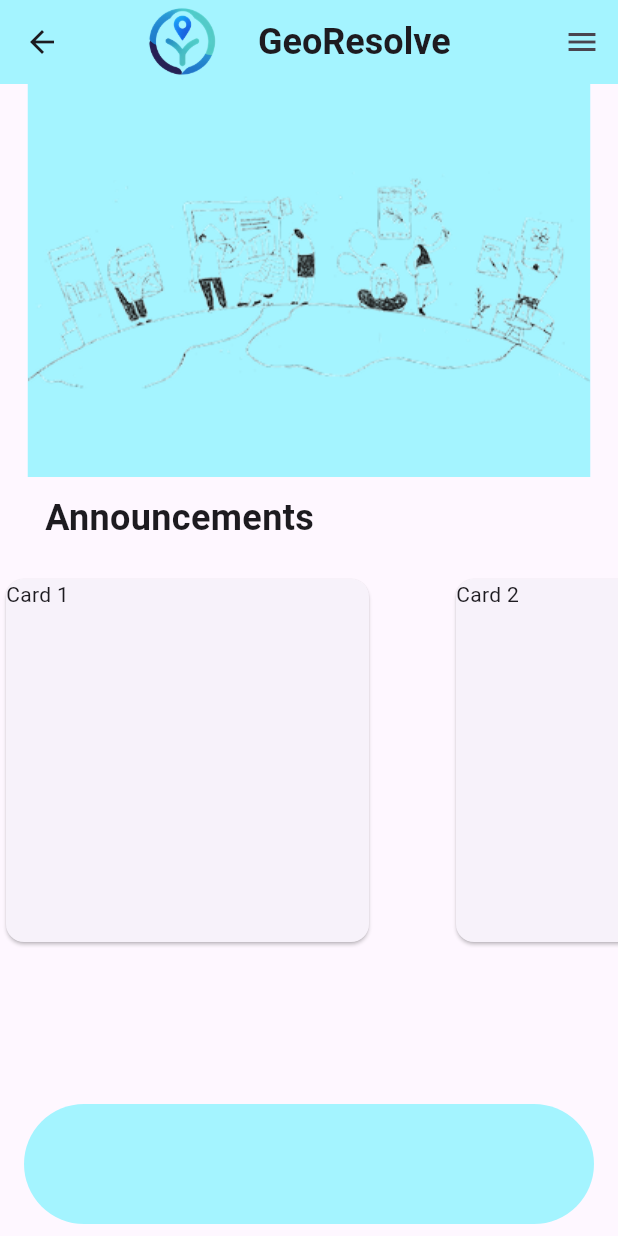
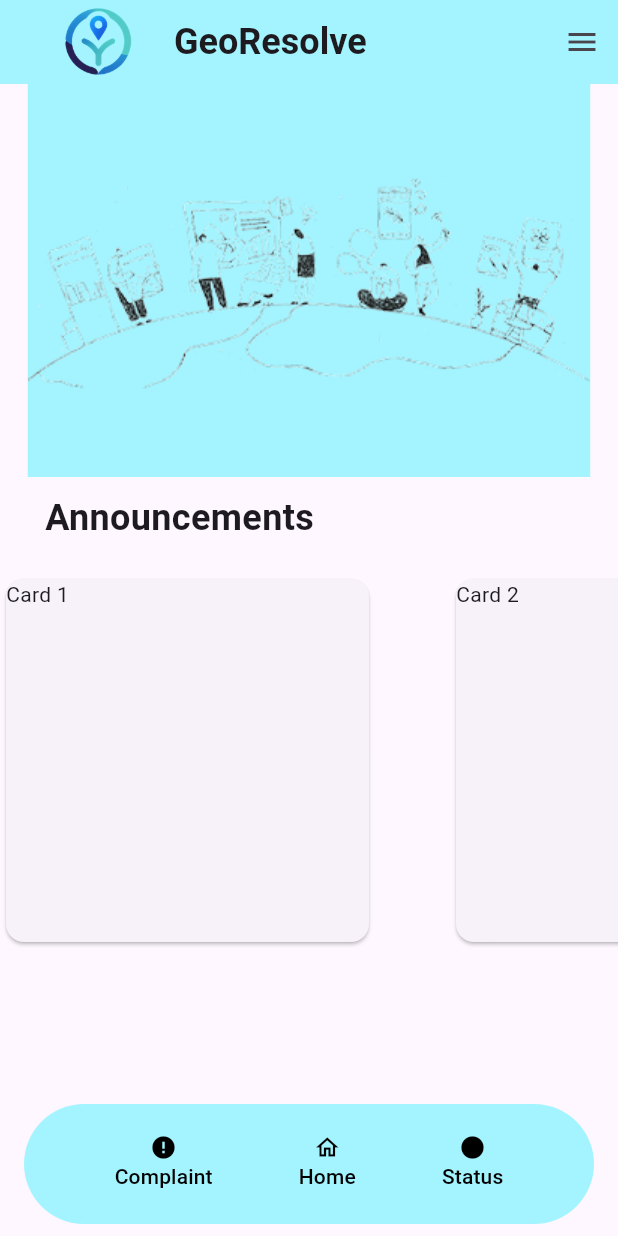
Before and after one commit to velagamihir/catchup_admin, a Flutter app: the HomePage screen opened by its route, on a phone screen of 412 x 824 dp. Run offline on Flutter 3.47's test engine with Material 3 defaults, Android fonts, the light colour scheme and no system bars; our stand-ins replace animated_splash_screen, supabase_flutter; accounts and stored records are empty.

Commit message:
perfected the home page of the student

```diff
--- a/flutter/geeresolve/lib/home_page.dart
+++ b/flutter/geeresolve/lib/home_page.dart
@@ -9,6 +9,7 @@ class HomePage extends StatelessWidget {
     Color secondaryColor = Color(0xFF211A4D);
     return Scaffold(
       appBar: AppBar(
+        automaticallyImplyLeading: false,
         backgroundColor: primaryColor,
         title: Row(
           children: [
@@ -104,15 +105,49 @@ class HomePage extends StatelessWidget {
                 ],
               ),
             ),
-        const SizedBox(height: 60.0,),
+            const SizedBox(height: 60.0),
           ],
         ),
       ),
       bottomNavigationBar: Padding(
-        padding: EdgeInsets.symmetric(vertical: 8.0,horizontal: 16.0),
+        padding: EdgeInsets.symmetric(vertical: 8.0, horizontal: 16.0),
         child: ClipRRect(
           borderRadius: BorderRadius.circular(60.0),
-          child: BottomAppBar(color: primaryColor),
+          child: BottomAppBar(
+            color: primaryColor,
+            child: Row(
+              mainAxisAlignment: MainAxisAlignment.spaceEvenly,
+              children: [
+                TextButton(
+                  onPressed: () {},
+                  child: Column(
+                    children: [
+                      Icon(Icons.error, color: Colors.black),
+                      Text("Complaint", style: TextStyle(color: Colors.black)),
+                    ],
+                  ),
+                ),
+                TextButton(
+                  onPressed: ()=>Navigator.pushReplacementNamed(context, '/home'),
+                  child: Column(
+                    children: [
+                      Icon(Icons.home_outlined, color: Colors.black),
+                      Text("Home", style: TextStyle(color: Colors.black)),
+                    ],
+                  ),
+                ),
+                TextButton(
+                  onPressed: (){},
+                  child: Column(
+                    children: [
+                      Icon(Icons.circle, color: Colors.black),
+                      Text("Status", style: TextStyle(color: Colors.black)),
+                    ],
+                  ),
+                ),
+              ],
+            ),
+          ),
         ),
       ),
     );
```
